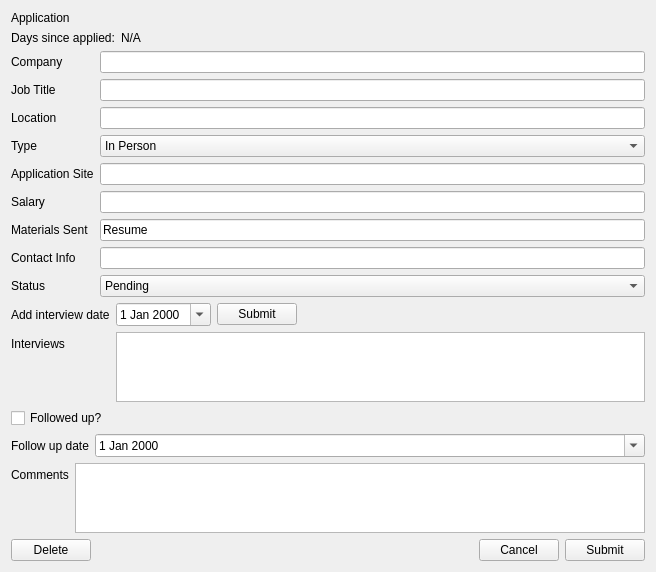
Old version of the form JobAppTracker/QtGUI/ui/AppInfoScreen.ui in the repository dwp1084/QtJobAppTracker.
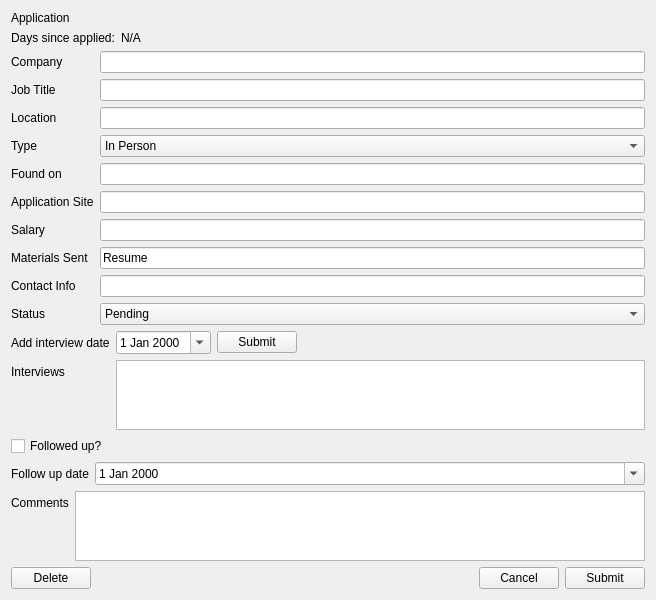
New version of the form.

Commit message: Added additional field for places where I found application from

Diff of the .ui file:
```diff
--- a/JobAppTracker/QtGUI/ui/AppInfoScreen.ui
+++ b/JobAppTracker/QtGUI/ui/AppInfoScreen.ui
@@ -142,58 +142,58 @@
         </item>
        </widget>
       </item>
-      <item row="4" column="0">
+      <item row="5" column="0">
        <widget class="QLabel" name="label_8">
         <property name="text">
          <string>Application Site</string>
         </property>
        </widget>
       </item>
-      <item row="4" column="1">
+      <item row="5" column="1">
        <widget class="QLineEdit" name="appSiteField"/>
       </item>
-      <item row="5" column="0">
+      <item row="6" column="0">
        <widget class="QLabel" name="label_9">
         <property name="text">
          <string>Salary</string>
         </property>
        </widget>
       </item>
-      <item row="5" column="1">
+      <item row="6" column="1">
        <widget class="QLineEdit" name="salaryField"/>
       </item>
-      <item row="6" column="0">
+      <item row="7" column="0">
        <widget class="QLabel" name="label_10">
         <property name="text">
          <string>Materials Sent</string>
         </property>
        </widget>
       </item>
-      <item row="6" column="1">
+      <item row="7" column="1">
        <widget class="QLineEdit" name="materialsSent">
         <property name="text">
          <string>Resume</string>
         </property>
        </widget>
       </item>
-      <item row="7" column="0">
+      <item row="8" column="0">
        <widget class="QLabel" name="label_11">
         <property name="text">
          <string>Contact Info</string>
         </property>
        </widget>
       </item>
-      <item row="7" column="1">
+      <item row="8" column="1">
        <widget class="QLineEdit" name="contactField"/>
       </item>
-      <item row="8" column="0">
+      <item row="9" column="0">
        <widget class="QLabel" name="label_12">
         <property name="text">
          <string>Status</string>
         </property>
        </widget>
       </item>
-      <item row="8" column="1">
+      <item row="9" column="1">
        <widget class="QComboBox" name="statusField">
         <item>
          <property name="text">
@@ -212,6 +212,16 @@
         </item>
        </widget>
       </item>
+      <item row="4" column="0">
+       <widget class="QLabel" name="label_16">
+        <property name="text">
+         <string>Found on</string>
+        </property>
+       </widget>
+      </item>
+      <item row="4" column="1">
+       <widget class="QLineEdit" name="appFoundOnField"/>
+      </item>
      </layout>
     </widget>
    </item>
```
The commit also changes 6 other files.
